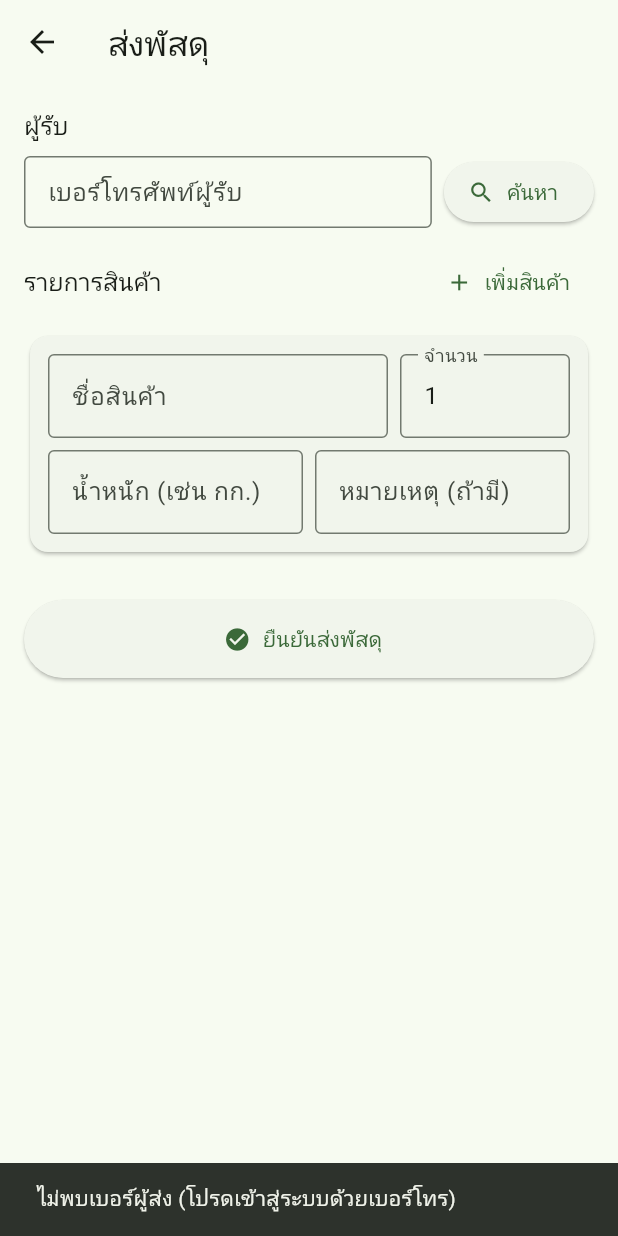
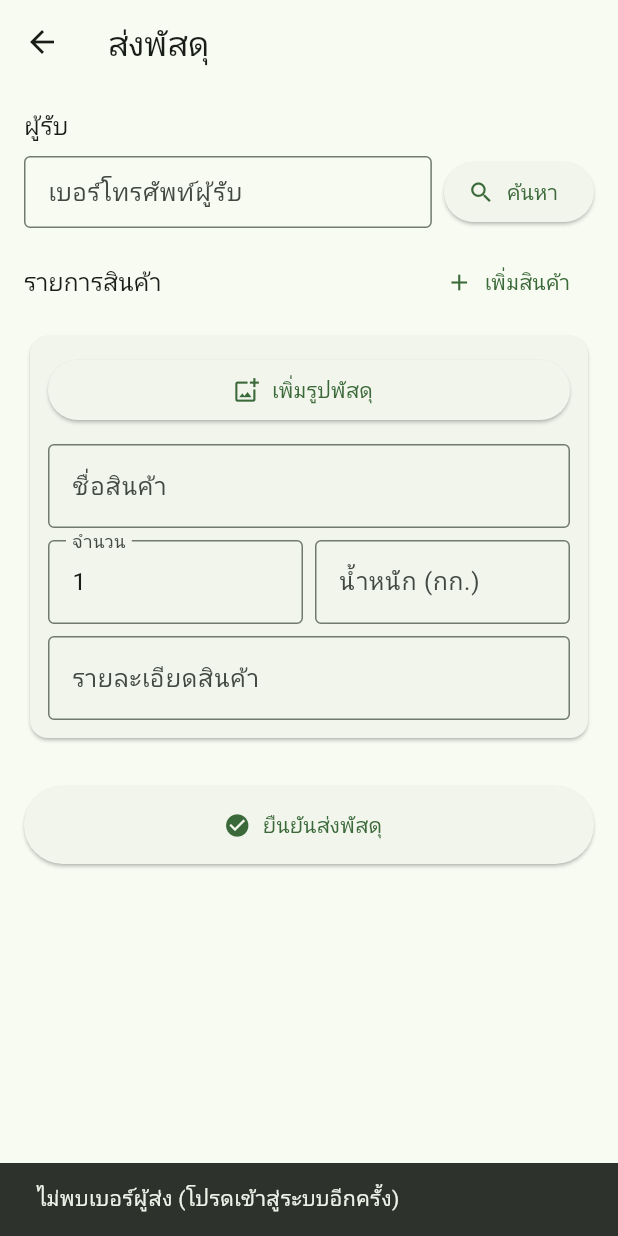
Before and after one commit to Knnhub/Delivery_App, a Flutter app: the SendPage screen opened directly, after a tap on "ยืนยันส่งพัสดุ", on a phone screen of 412 x 824 dp. Run offline on Flutter 3.47's test engine with Material 3 defaults, Android fonts, the phone set to English and light mode, and no system bars; our stand-ins replace cloud_firestore, firebase_core, flutter_map, geocoding, image_picker, latlong2; accounts and stored records are empty.

Commit message:
image detail

```diff
--- a/lib/pages/sendpage.dart
+++ b/lib/pages/sendpage.dart
@@ -1,14 +1,16 @@
+// 🎯 ไฟล์: lib/pages/sendpage.dart (ฉบับอัปเดต)
+
+import 'dart:convert';
 import 'dart:developer';
+import 'dart:io';
 
+import 'package:cloud_firestore/cloud_firestore.dart';
 import 'package:flutter/material.dart';
-import 'package:cloud_firestore/cloud_firestore.dart';
-// import 'package:DefaultFirebaseOptions.dart'; // ✅ ดึงเบอร์จาก Auth
-// import 'firebase_options.dart';
-import 'package:firebase_auth/firebase_auth.dart';
+import 'package:http/http.dart' as http;
+import 'package:image_picker/image_picker.dart';
 
 class SendPage extends StatefulWidget {
   final String? senderPhone;
-
   const SendPage({super.key, this.senderPhone});
 
   @override
@@ -19,37 +21,26 @@ class _SendPageState extends State<SendPage> {
   static const String RECEIVER_COLLECTION = 'user';
   final _formKey = GlobalKey<FormState>();
 
-  // ผู้ส่ง (ดึงจาก Firebase Auth)
-  // String? _senderPhone;
-
-  // ค้นผู้รับด้วยเบอร์โทร
   final _receiverPhoneCtl = TextEditingController();
 
-  // สถานะโหลด/ข้อมูลผู้รับ
   bool _loadingReceiver = false;
   Map<String, dynamic>? _receiverDoc;
   List<Map<String, dynamic>> _receiverAddresses = [];
   Map<String, dynamic>? _selectedReceiverAddress;
 
-  // รายการสินค้า (เพิ่ม/ลบได้)
   final List<_ItemRow> _items = [_ItemRow()];
-
   bool _submitting = false;
 
-  // ลบข้อมูลจาก textfiled เมื่อสร้างพัสดุเสร็จ
+  final ImagePicker _picker = ImagePicker();
+
   void _resetForm() {
     setState(() {
-      // 1. ล้างข้อมูลผู้รับ
       _receiverPhoneCtl.clear();
       _receiverDoc = null;
       _receiverAddresses = [];
       _selectedReceiverAddress = null;
-
-      // 2. ล้างรายการสินค้าทั้งหมด และสร้างกล่องเปล่าขึ้นมาใหม่ 1 กล่อง
       _items.clear();
       _items.add(_ItemRow());
-
-      // 3. เปลี่ยนสถานะการส่งเป็น false (ถ้าจำเป็น)
       _submitting = false;
     });
   }
@@ -62,39 +53,28 @@ class _SendPageState extends State<SendPage> {
 
   Future<void> _searchReceiverByPhone() async {
     final phone = _receiverPhoneCtl.text.trim();
-    debugPrint('[search] phone="$phone"'); // ลบได้
     if (phone.isEmpty) {
       ScaffoldMessenger.of(context).showSnackBar(
         const SnackBar(content: Text('กรุณากรอกเบอร์โทรศัพท์ผู้รับ')),
       );
       return;
     }
-
-    setState(() {
-      _loadingReceiver = true;
-      _receiverDoc = null;
-      _receiverAddresses = [];
-      _selectedReceiverAddress = null;
-    });
-
+    setState(() => _loadingReceiver = true);
     try {
       final doc = await FirebaseFirestore.instance
           .collection(RECEIVER_COLLECTION)
           .doc(phone)
           .get();
-
       if (!doc.exists) {
         ScaffoldMessenger.of(
           context,
         ).showSnackBar(SnackBar(content: Text('ไม่พบผู้ใช้หมายเลข $phone')));
         return;
       }
-
       final data = doc.data()!;
       final addrs = (data['addresses'] as List<dynamic>? ?? [])
           .map((e) => Map<String, dynamic>.from(e as Map))
           .toList();
-
       setState(() {
         _receiverDoc = data..['phone'] = phone;
         _receiverAddresses = addrs;
@@ -113,50 +93,69 @@ class _SendPageState extends State<SendPage> {
 
   void _addItemRow() => setState(() => _items.add(_ItemRow()));
   void _removeItemRow(int index) {
-    if (_items.length == 1) return;
+    if (_items.length > 1) {
       setState(() => _items.removeAt(index));
+    }
+  }
+
+  Future<String?> _uploadItemImage(XFile imageFile) async {
+    try {
+      const cloudName = 'drskwb4o3';
+      const uploadPreset = 'images';
+      const folder = 'deliveries';
+
+      final publicId =
+          '${folder}/${DateTime.now().millisecondsSinceEpoch}_${imageFile.name}';
+      final url = Uri.parse(
+        'https://api.cloudinary.com/v1_1/$cloudName/image/upload',
+      );
+
+      final req = http.MultipartRequest('POST', url)
+        ..fields['upload_preset'] = uploadPreset
+        ..fields['folder'] = folder
+        ..fields['public_id'] = publicId
+        ..files.add(await http.MultipartFile.fromPath('file', imageFile.path));
+
+      final res = await req.send();
+      final body = await res.stream.bytesToString();
+
+      if (res.statusCode == 200) {
+        final json = jsonDecode(body) as Map<String, dynamic>;
+        return json['secure_url'] as String?;
+      } else {
+        throw Exception('Upload failed with status ${res.statusCode}: $body');
+      }
+    } catch (e) {
+      if (!mounted) return null;
+      ScaffoldMessenger.of(
+        context,
+      ).showSnackBar(SnackBar(content: Text('อัปโหลดรูปไม่สำเร็จ: $e')));
+      return null;
+    }
   }
 
   Future<void> _submit() async {
-    // ✅ ต้องมีเบอร์ผู้ส่งจาก Auth
-    debugPrint('--- Checking senderPhone values ---');
-    debugPrint(
-      'Value from previous page (widget.senderPhone): ${widget.senderPhone}',
-    );
-    debugPrint(
-      'Value from initState state (_senderPhone): ${widget.senderPhone}',
-    );
-    debugPrint('------------------------------------');
-
     final senderPhone = widget.senderPhone;
     if (senderPhone == null || senderPhone.isEmpty) {
-      debugPrint('[submit][abort] no sender phone'); // ลบได้
       ScaffoldMessenger.of(context).showSnackBar(
         const SnackBar(
-          content: Text('ไม่พบเบอร์ผู้ส่ง (โปรดเข้าสู่ระบบด้วยเบอร์โทร)'),
+          content: Text('ไม่พบเบอร์ผู้ส่ง (โปรดเข้าสู่ระบบอีกครั้ง)'),
         ),
       );
       return;
     }
 
-    // ตรวจสอบผู้รับ/ที่อยู่/สินค้า
-    if (_receiverDoc == null) {
+    if (_receiverDoc == null || _selectedReceiverAddress == null) {
       ScaffoldMessenger.of(context).showSnackBar(
-        const SnackBar(content: Text('กรุณาค้นหาและเลือกผู้รับก่อน')),
+        const SnackBar(content: Text('กรุณาเลือกผู้รับและที่อยู่ให้ครบถ้วน')),
       );
       return;
     }
-    if (_selectedReceiverAddress == null) {
-      ScaffoldMessenger.of(
-        context,
-      ).showSnackBar(const SnackBar(content: Text('กรุณาเลือกที่อยู่ผู้รับ')));
-      return;
-    }
-    final items = _items
-        .map((e) => e.toMap())
-        .where((m) => (m['name'] as String).trim().isNotEmpty)
+
+    final validItems = _items
+        .where((item) => item.name.trim().isNotEmpty)
         .toList();
-    if (items.isEmpty) {
+    if (validItems.isEmpty) {
       ScaffoldMessenger.of(context).showSnackBar(
         const SnackBar(content: Text('กรุณาเพิ่มสินค้าอย่างน้อย 1 รายการ')),
       );
@@ -165,9 +164,23 @@ class _SendPageState extends State<SendPage> {
 
     setState(() => _submitting = true);
 
-    // --- ✨ ส่วนที่เพิ่มเข้ามา ---
-    // 1. ค้นหาชื่อของผู้ส่ง (sender) จากเบอร์โทร
-    String senderName = ''; // ตั้งค่าเริ่มต้นเป็นค่าว่าง
+    try {
+      List<Map<String, dynamic>> itemsForPayload = [];
+      for (final item in validItems) {
+        String? imageUrl;
+        if (item.pickedImage != null) {
+          imageUrl = await _uploadItemImage(item.pickedImage!);
+        }
+        itemsForPayload.add({
+          'name': item.name.trim(),
+          'qty': item.qty,
+          'weight': item.weight,
+          'note': item.note?.trim(),
+          'imageUrl': imageUrl,
+        });
+      }
+
+      String senderName = '';
       try {
         final userDoc = await FirebaseFirestore.instance
             .collection('user')
@@ -180,11 +193,6 @@ class _SendPageState extends State<SendPage> {
         log("ไม่สามารถค้นหาชื่อผู้ส่งได้: $e");
       }
 
-    debugPrint('[submit] receiverDoc=$_receiverDoc'); // ลบได้
-    debugPrint('[submit] items=$items'); // ลบได้
-    debugPrint('[submit] selectedAddress=$_selectedReceiverAddress'); // ลบได้
-
-    try {
       final receiverPhone = _receiverDoc!['phone'] as String;
       final receiverName = (_receiverDoc!['name'] ?? '') as String? ?? '';
       final addr = _selectedReceiverAddress!;
@@ -195,30 +203,26 @@ class _SendPageState extends State<SendPage> {
       };
 
       final payload = {
-        'senderId': senderPhone, // ✅ ใช้เบอร์จาก Auth
-        'senderName': senderName, // เพิ่มชื่อผู้ส่ง
+        'senderId': senderPhone,
+        'senderName': senderName,
         'receiverId': receiverPhone,
         'receiverName': receiverName,
         'receiverPhone': receiverPhone,
         'receiverAddress': receiverAddr,
-        'items': items, // [{name, qty, weight, note}]
+        'items': itemsForPayload,
         'status': 'created',
         'createdAt': FieldValue.serverTimestamp(),
         'updatedAt': FieldValue.serverTimestamp(),
       };
 
       await FirebaseFirestore.instance.collection('deliveries').add(payload);
-      debugPrint('[submit] created OK'); // ลบได้
 
       if (!mounted) return;
       ScaffoldMessenger.of(context).showSnackBar(
         const SnackBar(content: Text('สร้างคำสั่งส่งพัสดุสำเร็จ')),
       );
-      //  ล้างข้อมูลในฟอร์มเมื่อสร้างพัสดุเสร็จ
       _resetForm();
-      // Navigator.maybePop(context);
-    } catch (e, st) {
-      debugPrint('[submit][error] $e\\n$st');
+    } catch (e) {
       if (!mounted) return;
       ScaffoldMessenger.of(
         context,
@@ -234,7 +238,6 @@ class _SendPageState extends State<SendPage> {
         ? '—'
         : '${_selectedReceiverAddress?['address'] ?? ''}'
               '${_selectedReceiverAddress?['lat'] != null ? '\n(${_selectedReceiverAddress?['lat']}, ${_selectedReceiverAddress?['lng']})' : ''}';
-
     return Scaffold(
       appBar: AppBar(
         title: const Text('ส่งพัสดุ'),
@@ -242,12 +245,7 @@ class _SendPageState extends State<SendPage> {
           if (widget.senderPhone != null)
             Padding(
               padding: const EdgeInsets.symmetric(horizontal: 12),
-              child: Center(
-                child: Text(
-                  widget.senderPhone!, // โชว์ไว้ตรวจสอบ (จะเอาออกก็ได้)
-                  style: const TextStyle(fontSize: 12),
-                ),
-              ),
+              child: Center(child: Text(widget.senderPhone!)),
             ),
         ],
       ),
@@ -256,7 +254,6 @@ class _SendPageState extends State<SendPage> {
         child: ListView(
           padding: const EdgeInsets.all(16),
           children: [
-            // ค้นหาผู้รับ
             Text('ผู้รับ', style: Theme.of(context).textTheme.titleMedium),
             const SizedBox(height: 8),
             Row(
@@ -290,7 +287,6 @@ class _SendPageState extends State<SendPage> {
               ],
             ),
             const SizedBox(height: 12),
-
             if (_receiverDoc != null) ...[
               Card(
                 child: ListTile(
@@ -300,8 +296,6 @@ class _SendPageState extends State<SendPage> {
                 ),
               ),
               const SizedBox(height: 8),
-
-              // เลือกที่อยู่ผู้รับ
               DropdownButtonFormField<Map<String, dynamic>>(
                 value: _selectedReceiverAddress,
                 items: _receiverAddresses.map((m) {
@@ -328,8 +322,6 @@ class _SendPageState extends State<SendPage> {
               Text(addrHint, style: const TextStyle(color: Colors.black54)),
               const SizedBox(height: 16),
             ],
-
-            // รายการสินค้า (หลายชิ้น)
             Row(
               mainAxisAlignment: MainAxisAlignment.spaceBetween,
               children: [
@@ -345,7 +337,6 @@ class _SendPageState extends State<SendPage> {
               ],
             ),
             const SizedBox(height: 8),
-
             ...List.generate(_items.length, (index) {
               final item = _items[index];
               return Padding(
@@ -353,13 +344,13 @@ class _SendPageState extends State<SendPage> {
                 padding: const EdgeInsets.only(bottom: 12),
                 child: _ItemCard(
                   item: item,
-                  onRemove: _items.length == 1
-                      ? null
-                      : () => _removeItemRow(index),
+                  picker: _picker,
+                  onRemove: _items.length > 1
+                      ? () => _removeItemRow(index)
+                      : null,
                 ),
               );
             }),
-
             const SizedBox(height: 16),
             SizedBox(
               height: 52,
@@ -382,7 +373,6 @@ class _SendPageState extends State<SendPage> {
   }
 }
 
-/// ===== โมเดลสินค้าในฟอร์ม (เก็บในหน่วยความจำ) =====
 class _ItemRow {
   _ItemRow();
   final String id = UniqueKey().toString();
@@ -390,20 +380,19 @@ class _ItemRow {
   int qty = 1;
   double? weight;
   String? note;
-
-  Map<String, dynamic> toMap() => {
-    'name': name.trim(),
-    'qty': qty,
-    'weight': weight,
-    'note': note?.trim(),
-  };
+  XFile? pickedImage;
 }
 
-/// ===== การ์ด UI ของแต่ละสินค้า =====
 class _ItemCard extends StatefulWidget {
-  const _ItemCard({required this.item, this.onRemove, super.key});
+  const _ItemCard({
+    required this.item,
+    required this.picker,
+    this.onRemove,
+    super.key,
+  });
 
   final _ItemRow item;
+  final ImagePicker picker;
   final VoidCallback? onRemove;
 
   @override
@@ -416,6 +405,8 @@ class _ItemCardState extends State<_ItemCard> {
   final _weightCtl = TextEditingController();
   final _noteCtl = TextEditingController();
 
+  XFile? _pickedImage;
+
   @override
   void initState() {
     super.initState();
@@ -423,6 +414,7 @@ class _ItemCardState extends State<_ItemCard> {
     _qtyCtl.text = widget.item.qty.toString();
     _weightCtl.text = widget.item.weight?.toString() ?? '';
     _noteCtl.text = widget.item.note ?? '';
+    _pickedImage = widget.item.pickedImage;
   }
 
   @override
@@ -439,7 +431,22 @@ class _ItemCardState extends State<_ItemCard> {
       ..name = _nameCtl.text
       ..qty = int.tryParse(_qtyCtl.text) ?? 1
       ..weight = double.tryParse(_weightCtl.text)
-      ..note = _noteCtl.text.isNotEmpty ? _noteCtl.text : null;
+      ..note = _noteCtl.text.isNotEmpty ? _noteCtl.text : null
+      ..pickedImage = _pickedImage;
+  }
+
+  Future<void> _pickImage() async {
+    final file = await widget.picker.pickImage(
+      source: ImageSource.gallery,
+      imageQuality: 80,
+      maxWidth: 1024,
+    );
+    if (file != null) {
+      setState(() {
+        _pickedImage = file;
+        _sync();
+      });
+    }
   }
 
   @override
@@ -448,12 +455,30 @@ class _ItemCardState extends State<_ItemCard> {
       child: Padding(
         padding: const EdgeInsets.all(12),
         child: Column(
+          crossAxisAlignment: CrossAxisAlignment.stretch,
           children: [
-            Row(
-              children: [
-                Expanded(
-                  flex: 2,
-                  child: TextField(
+            if (_pickedImage != null)
+              Padding(
+                padding: const EdgeInsets.only(bottom: 12),
+                child: ClipRRect(
+                  borderRadius: BorderRadius.circular(8),
+                  child: Image.file(
+                    File(_pickedImage!.path),
+                    height: 150,
+                    width: double.infinity,
+                    fit: BoxFit.cover,
+                  ),
+                ),
+              ),
+            ElevatedButton.icon(
+              onPressed: _pickImage,
+              icon: const Icon(Icons.add_photo_alternate_outlined),
+              label: Text(
+                _pickedImage == null ? 'เพิ่มรูปพัสดุ' : 'เปลี่ยนรูป',
+              ),
+            ),
+            const SizedBox(height: 12),
+            TextField(
               controller: _nameCtl,
               decoration: const InputDecoration(
                 labelText: 'ชื่อสินค้า',
@@ -461,8 +486,9 @@ class _ItemCardState extends State<_ItemCard> {
               ),
               onChanged: (_) => _sync(),
             ),
-                ),
-                const SizedBox(width: 8),
+            const SizedBox(height: 8),
+            Row(
+              children: [
                 Expanded(
                   child: TextField(
                     controller: _qtyCtl,
@@ -474,28 +500,13 @@ class _ItemCardState extends State<_ItemCard> {
                     onChanged: (_) => _sync(),
                   ),
                 ),
-              ],
-            ),
-            const SizedBox(height: 8),
-            Row(
-              children: [
+                const SizedBox(width: 8),
                 Expanded(
                   child: TextField(
                     controller: _weightCtl,
                     keyboardType: TextInputType.number,
                     decoration: const InputDecoration(
-                      labelText: 'น้ำหนัก (เช่น กก.)',
-                      border: OutlineInputBorder(),
-                    ),
-                    onChanged: (_) => _sync(),
-                  ),
-                ),
-                const SizedBox(width: 8),
-                Expanded(
-                  child: TextField(
-                    controller: _noteCtl,
-                    decoration: const InputDecoration(
-                      labelText: 'หมายเหตุ (ถ้ามี)',
+                      labelText: 'น้ำหนัก (กก.)',
                       border: OutlineInputBorder(),
                     ),
                     onChanged: (_) => _sync(),
@@ -503,18 +514,26 @@ class _ItemCardState extends State<_ItemCard> {
                 ),
               ],
             ),
-            if (widget.onRemove != null) ...[
             const SizedBox(height: 8),
+            TextField(
+              controller: _noteCtl,
+              decoration: const InputDecoration(
+                labelText: 'รายละเอียดสินค้า',
+                border: OutlineInputBorder(),
+              ),
+              onChanged: (_) => _sync(),
+            ),
+            if (widget.onRemove != null)
               Align(
                 alignment: Alignment.centerRight,
                 child: TextButton.icon(
+                  style: TextButton.styleFrom(foregroundColor: Colors.red),
                   onPressed: widget.onRemove,
                   icon: const Icon(Icons.delete_outline),
                   label: const Text('ลบรายการนี้'),
                 ),
               ),
           ],
-          ],
         ),
       ),
     );
```
Also changed, not shown: lib/pages/list.dart (+45 -11 lines), lib/pages/receive.dart (+58 -14 lines). Lines whose indentation alone changed are shown as unchanged.
